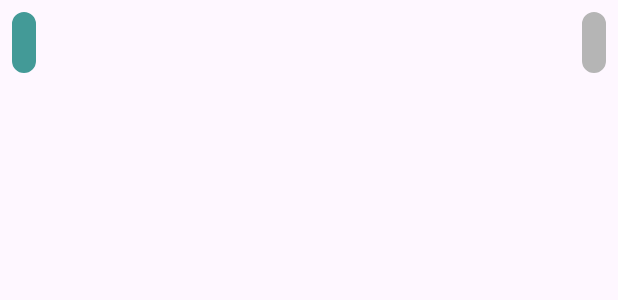
After one commit to Fancesatria/sevima-student-kit, an Android app: the layout item_chat.xml on its own in the app's theme, with its tools: preview values and no code run, on a phone screen of 412 x 824 dp. The commit adds this screen. Shown: the top 300 px of the screen. Run offline under Robolectric (Android 15) with nearby library versions, the phone set to English and light mode, and no system bars.

Commit message:
Android - Tambah chatGPT

```diff
--- a/Aplikasi Android/StudentKit/app/src/main/java/com/example/studentkit/SplashScreen.java
+++ b/Aplikasi Android/StudentKit/app/src/main/java/com/example/studentkit/SplashScreen.java
@@ -23,7 +23,7 @@ public class SplashScreen extends AppCompatActivity {
         setContentView(R.layout.activity_splash_screen);
         getWindow().setFlags(WindowManager.LayoutParams.FLAG_FULLSCREEN,
                 WindowManager.LayoutParams.FLAG_FULLSCREEN);
-        //pengecekan
+        //checking login track
         SPHelper sp = new SPHelper(this);
         String token = sp.getToken();
 
--- /dev/null
+++ b/Aplikasi Android/StudentKit/app/src/main/res/drawable/baseline_send_24.xml
@@ -0,0 +1,5 @@
+<vector android:autoMirrored="true" android:height="48dp"
+    android:tint="#62B6B7" android:viewportHeight="24"
+    android:viewportWidth="24" android:width="48dp" xmlns:android="http://schemas.android.com/apk/res/android">
+    <path android:fillColor="@android:color/white" android:pathData="M2.01,21L23,12 2.01,3 2,10l15,2 -15,2z"/>
+</vector>
--- /dev/null
+++ b/Aplikasi Android/StudentKit/app/src/main/res/drawable/rounded_corner.xml
@@ -0,0 +1,8 @@
+<?xml version="1.0" encoding="utf-8"?>
+<shape xmlns:android="http://schemas.android.com/apk/res/android"
+    android:shape="rectangle">
+    <corners android:radius="10dip"/>
+    <stroke android:width="1dp"/>
+    <solid android:color="@color/white"/>
+
+</shape>
--- /dev/null
+++ b/Aplikasi Android/StudentKit/app/src/main/res/layout/item_chat.xml
@@ -0,0 +1,43 @@
+<?xml version="1.0" encoding="utf-8"?>
+<RelativeLayout xmlns:android="http://schemas.android.com/apk/res/android"
+    android:layout_width="match_parent"
+    android:layout_height="wrap_content"
+    android:padding="8dp">
+
+    <LinearLayout
+        android:layout_width="wrap_content"
+        android:layout_height="wrap_content"
+        android:id="@+id/left_chat_view"
+        android:background="@drawable/rounded_corner"
+        android:backgroundTint="@color/color4"
+        android:padding="8dp"
+        android:layout_marginEnd="80dp"
+        >
+        <TextView
+            android:layout_width="wrap_content"
+            android:layout_height="wrap_content"
+            android:id="@+id/left_chat_text_view"
+            android:textColor="@color/white"
+            android:textSize="18sp"
+            />
+    </LinearLayout>
+    <LinearLayout
+        android:layout_width="wrap_content"
+        android:layout_height="wrap_content"
+        android:id="@+id/right_chat_view"
+        android:layout_alignParentEnd="true"
+        android:background="@drawable/rounded_corner"
+        android:backgroundTint="@color/gray"
+        android:padding="8dp"
+        android:layout_marginStart="80dp"
+        >
+        <TextView
+            android:layout_width="wrap_content"
+            android:layout_height="wrap_content"
+            android:id="@+id/right_chat_text_view"
+            android:textColor="@color/white"
+            android:textSize="18sp"
+            />
+    </LinearLayout>
+
+</RelativeLayout>
--- a/Aplikasi Android/StudentKit/app/src/main/res/values/colors.xml
+++ b/Aplikasi Android/StudentKit/app/src/main/res/values/colors.xml
@@ -1,5 +1,6 @@
 <?xml version="1.0" encoding="utf-8"?>
 <resources>
+    <color name="gray">#B5B5B5</color>
     <color name="black">#FF000000</color>
     <color name="white">#FFFFFFFF</color>
     <color name="color1">#62B6B7</color>
--- a/Aplikasi Android/StudentKit/gradle.properties
+++ b/Aplikasi Android/StudentKit/gradle.properties
@@ -15,6 +15,7 @@ org.gradle.jvmargs=-Xmx2048m -Dfile.encoding=UTF-8
 # Android operating system, and which are packaged with your app's APK
 # https://developer.android.com/topic/libraries/support-library/androidx-rn
 android.useAndroidX=true
+android.enableJetifier=true
 # Enables namespacing of each library's R class so that its R class includes only the
 # resources declared in the library itself and none from the library's dependencies,
 # thereby reducing the size of the R class for that library
```
Also changed, not shown: Aplikasi Android/StudentKit/app/build.gradle (+7 -0 lines), Aplikasi Android/StudentKit/app/src/main/java/com/example/studentkit/API/Chat.java (added, +61 -0 lines), Aplikasi Android/StudentKit/app/src/main/java/com/example/studentkit/Chat/Message.java (added, +30 -0 lines), Aplikasi Android/StudentKit/app/src/main/java/com/example/studentkit/Chat/MessageAdapter.java (added, +63 -0 lines), Aplikasi Android/StudentKit/app/src/main/java/com/example/studentkit/ChatActivity.java (+121 -1 lines), Aplikasi Android/StudentKit/app/src/main/java/com/example/studentkit/Helper/ConnHelper.java (+38 -0 lines), Aplikasi Android/StudentKit/app/src/main/res/layout/activity_chat.xml (+52 -2 lines).
